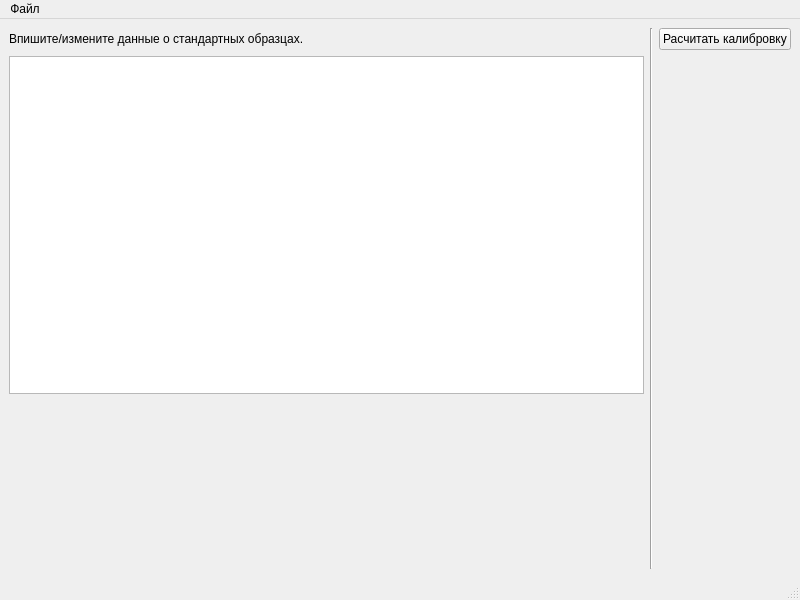
ioyurev/fusion-collection, file caltool.ui: the form before one commit.
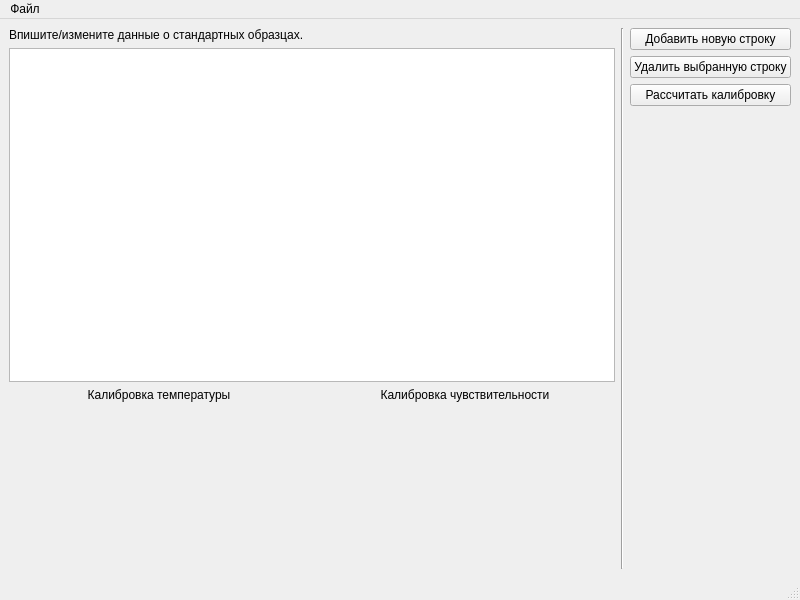
The form after the commit.

Commit message:
Добавление функционала.
* Возможность добавить строки.
* Возможность удалить строки.
* Проверка на заполненность таблицы.
* Проверка на то, что данные являются числовыми.
* Извлечение данных из таблицы.
* Расчет калибровки.
* Отрисовка графиков.
* Сохранение в файл.

Patch:
```diff
--- a/caltool.ui
+++ b/caltool.ui
@@ -14,33 +14,92 @@
    <string>Инструмент калибровки</string>
   </property>
   <widget class="QWidget" name="centralwidget">
-   <layout class="QGridLayout" name="gridLayout" rowstretch="0,2,1">
-    <item row="0" column="1">
-     <widget class="QLabel" name="label">
-      <property name="text">
-       <string>Впишите/измените данные о стандартных образцах.</string>
-      </property>
-     </widget>
+   <layout class="QGridLayout" name="gridLayout" rowstretch="0,0,0,0,0,0,0,0,0,0">
+    <item row="0" column="3" rowspan="5">
+     <layout class="QVBoxLayout" name="verticalLayout_2">
+      <item>
+       <widget class="QPushButton" name="btn_add_row">
+        <property name="text">
+         <string>Добавить новую строку</string>
+        </property>
+       </widget>
+      </item>
+      <item>
+       <widget class="QPushButton" name="btn_del_row">
+        <property name="text">
+         <string>Удалить выбранную строку</string>
+        </property>
+       </widget>
+      </item>
+      <item>
+       <widget class="QPushButton" name="btn_do_cal">
+        <property name="text">
+         <string>Рассчитать калибровку</string>
+        </property>
+       </widget>
+      </item>
+      <item>
+       <spacer name="verticalSpacer">
+        <property name="orientation">
+         <enum>Qt::Vertical</enum>
+        </property>
+        <property name="sizeHint" stdset="0">
+         <size>
+          <width>20</width>
+          <height>40</height>
+         </size>
+        </property>
+       </spacer>
+      </item>
+     </layout>
     </item>
-    <item row="2" column="1">
-     <layout class="QHBoxLayout" name="plotLayout"/>
-    </item>
-    <item row="1" column="1">
-     <widget class="QTableWidget" name="tableWidget"/>
-    </item>
-    <item row="0" column="2" rowspan="3">
+    <item row="0" column="2" rowspan="5">
      <widget class="Line" name="line">
       <property name="orientation">
        <enum>Qt::Vertical</enum>
       </property>
      </widget>
     </item>
-    <item row="0" column="3">
-     <widget class="QPushButton" name="pushButton">
-      <property name="text">
-       <string>Расчитать калибровку</string>
-      </property>
-     </widget>
+    <item row="0" column="1" rowspan="5">
+     <layout class="QVBoxLayout" name="verticalLayout" stretch="0,2,0,1">
+      <item>
+       <widget class="QLabel" name="label">
+        <property name="text">
+         <string>Впишите/измените данные о стандартных образцах.</string>
+        </property>
+       </widget>
+      </item>
+      <item>
+       <widget class="QTableWidget" name="tableWidget"/>
+      </item>
+      <item>
+       <layout class="QHBoxLayout" name="horizontalLayout">
+        <item>
+         <widget class="QLabel" name="label_2">
+          <property name="text">
+           <string>Калибровка температуры</string>
+          </property>
+          <property name="alignment">
+           <set>Qt::AlignCenter</set>
+          </property>
+         </widget>
+        </item>
+        <item>
+         <widget class="QLabel" name="label_3">
+          <property name="text">
+           <string>Калибровка чувствительности</string>
+          </property>
+          <property name="alignment">
+           <set>Qt::AlignCenter</set>
+          </property>
+         </widget>
+        </item>
+       </layout>
+      </item>
+      <item>
+       <layout class="QHBoxLayout" name="plotLayout"/>
+      </item>
+     </layout>
     </item>
    </layout>
   </widget>
```
Left out of the diff: 20 changed lines with no effect on the pictures. The commit also changes 2 other files.
